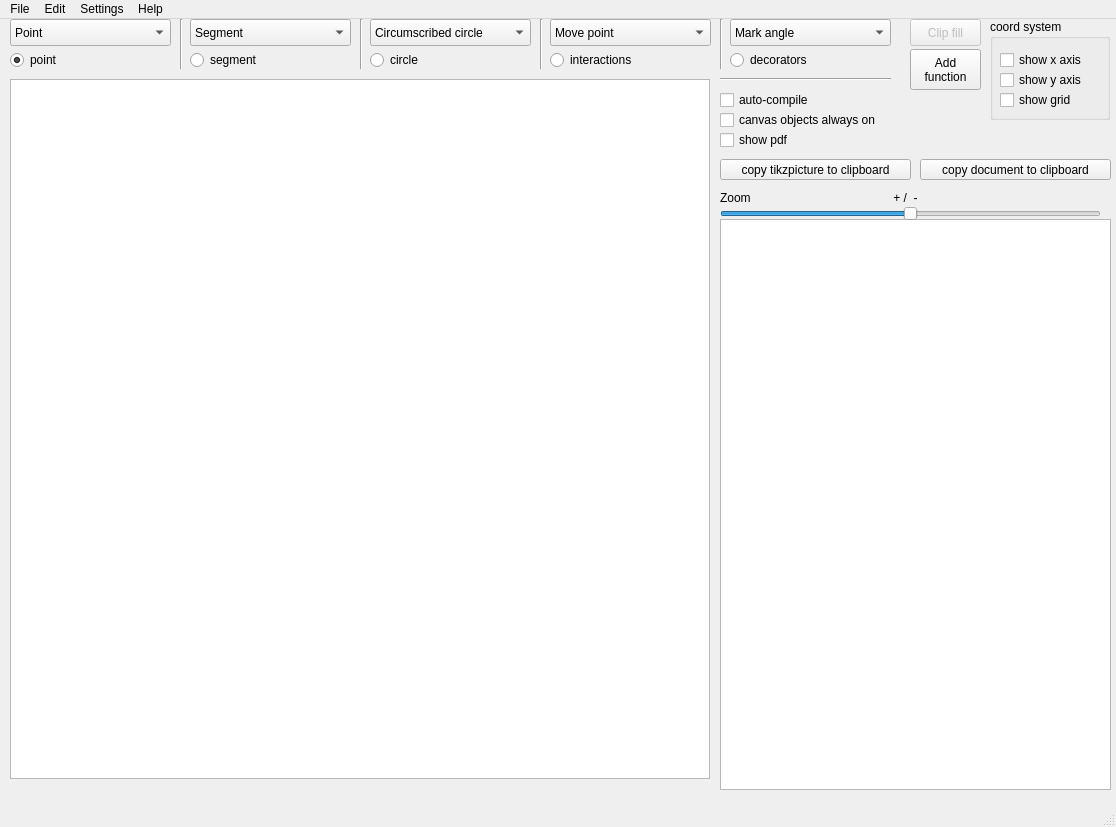
Qt form layouts/main.ui (csekri/tkzgeom) before a commit.
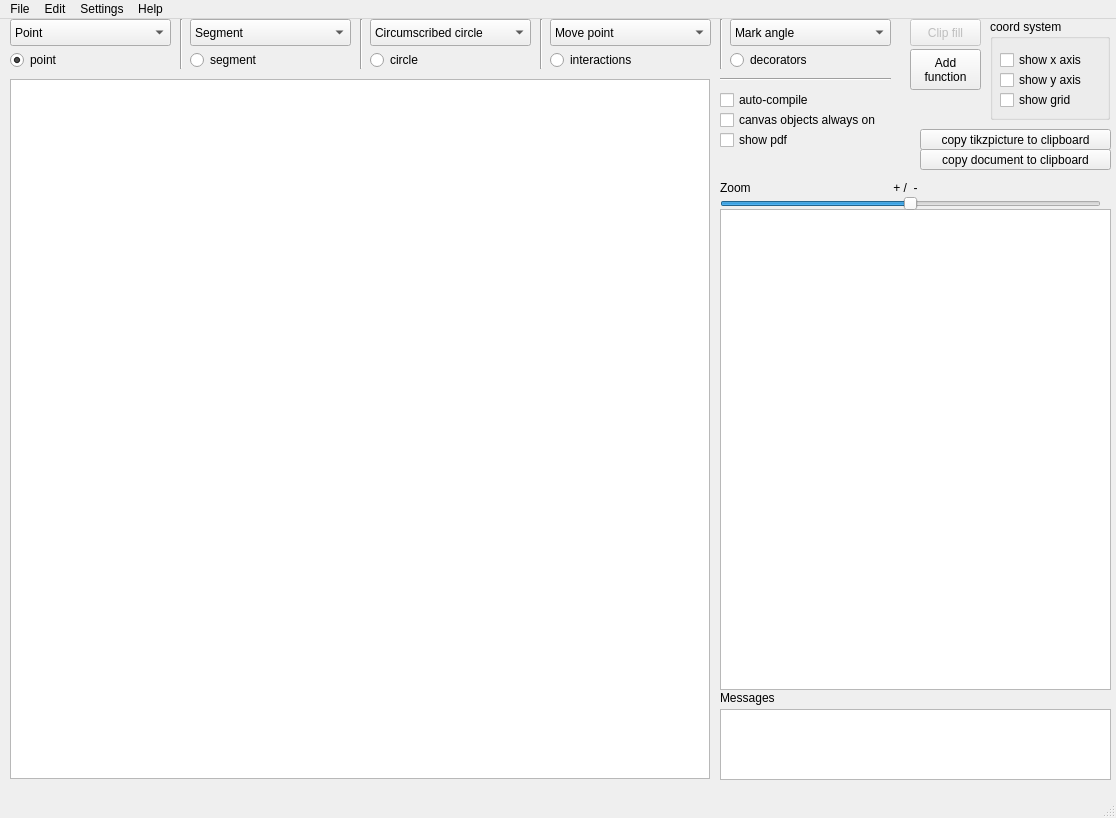
The same form after that commit.

Diff of the .ui file:
```diff
--- a/layouts/main.ui
+++ b/layouts/main.ui
@@ -7,7 +7,7 @@
     <x>0</x>
     <y>0</y>
     <width>1116</width>
-    <height>827</height>
+    <height>818</height>
    </rect>
   </property>
   <property name="sizePolicy">
@@ -151,9 +151,9 @@
     <property name="geometry">
      <rect>
       <x>720</x>
-      <y>200</y>
+      <y>190</y>
       <width>391</width>
-      <height>571</height>
+      <height>481</height>
      </rect>
     </property>
    </widget>
@@ -297,7 +297,7 @@
     <property name="geometry">
      <rect>
       <x>720</x>
-      <y>180</y>
+      <y>170</y>
       <width>381</width>
       <height>29</height>
      </rect>
@@ -316,7 +316,7 @@
     <property name="geometry">
      <rect>
       <x>720</x>
-      <y>170</y>
+      <y>160</y>
       <width>66</width>
       <height>17</height>
      </rect>
@@ -329,7 +329,7 @@
     <property name="geometry">
      <rect>
       <x>890</x>
-      <y>170</y>
+      <y>160</y>
       <width>41</width>
       <height>17</height>
      </rect>
@@ -508,8 +508,8 @@
    <widget class="QPushButton" name="pb_copy_tikzpicture">
     <property name="geometry">
      <rect>
-      <x>720</x>
-      <y>140</y>
+      <x>920</x>
+      <y>110</y>
       <width>191</width>
       <height>21</height>
      </rect>
@@ -522,7 +522,7 @@
     <property name="geometry">
      <rect>
       <x>920</x>
-      <y>140</y>
+      <y>130</y>
       <width>191</width>
       <height>21</height>
      </rect>
@@ -544,6 +544,29 @@
      <string>show pdf</string>
     </property>
    </widget>
+   <widget class="QTextBrowser" name="textBrowser_pdflatex">
+    <property name="geometry">
+     <rect>
+      <x>720</x>
+      <y>690</y>
+      <width>391</width>
+      <height>71</height>
+     </rect>
+    </property>
+   </widget>
+   <widget class="QLabel" name="label">
+    <property name="geometry">
+     <rect>
+      <x>720</x>
+      <y>670</y>
+      <width>101</width>
+      <height>18</height>
+     </rect>
+    </property>
+    <property name="text">
+     <string>Messages</string>
+    </property>
+   </widget>
   </widget>
   <widget class="QMenuBar" name="menubar">
    <property name="geometry">
```
